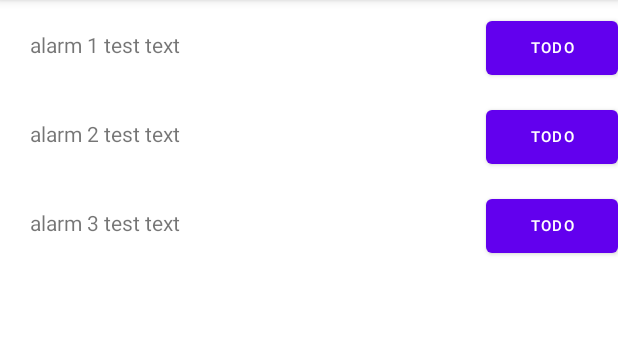
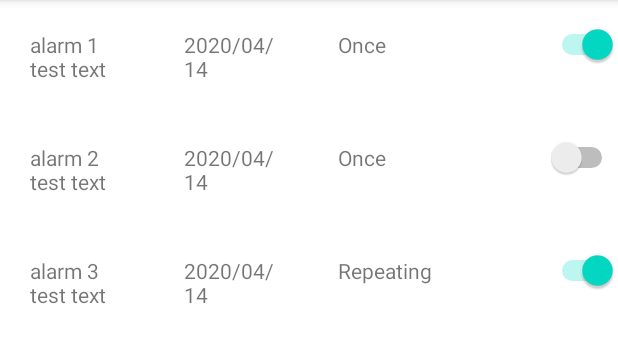
Before and after one commit to Margotaro/AnimalCareApp, an Android app: the fragment NotificationFragment shown on its own in the app's theme, on a phone screen of 412 x 824 dp, the part 84-447 px from its top. Run offline under Robolectric (Android 15) with nearby library versions, the phone set to English and light mode, and no system bars.

Commit message:
Checker created

```diff
--- a/app/src/main/AndroidManifest.xml
+++ b/app/src/main/AndroidManifest.xml
@@ -24,6 +24,7 @@
                 <category android:name="android.intent.category.LAUNCHER" />
             </intent-filter>
         </activity>
+        <!--<receiver android:name=".Alarm"/>TODO:make a receiver-->
     </application>
 
 </manifest>
--- a/app/src/main/java/com/example/petproject2/Alarm.kt
+++ b/app/src/main/java/com/example/petproject2/Alarm.kt
@@ -1,16 +1,22 @@
 package com.example.petproject2
 
+import android.content.BroadcastReceiver
+import android.content.Context
+import android.content.Intent
 import android.os.Parcelable
 import kotlinx.android.parcel.Parcelize
 import java.text.SimpleDateFormat
 import java.util.*
 
+
 @Parcelize
-class Alarm(var notification_msg: String, var call_time: Long, var pet_id: Int) : Parcelable {
+class Alarm(var notification_msg: String, var call_time_long: Long, var pet_id: Int, var isOn: Boolean, var repeatState: Boolean) : BroadcastReceiver(), Parcelable { //TODO: make it more than 2 options (for now only once 0 & everyday 1)
 
-    var date: Date = Date(call_time)//1586822400L * 1000L
-    var simpleDateFormat: SimpleDateFormat = SimpleDateFormat("yyyy/MM/dd")
-    var strDate: String = simpleDateFormat.format(date)//param 1
+    private var date: Date = Date(call_time_long)//1586822400L * 1000L
+    private var simpleDateFormat: SimpleDateFormat = SimpleDateFormat("yyyy/MM/dd")
+    var call_time_string: String = simpleDateFormat.format(date)//param 1
 
-
+    override fun onReceive(p0: Context?, p1: Intent?) {
+        TODO("Not yet implemented")
+    }
 }
--- a/app/src/main/java/com/example/petproject2/DatabaseDummy.kt
+++ b/app/src/main/java/com/example/petproject2/DatabaseDummy.kt
@@ -58,7 +58,10 @@ class DatabaseDummy: DataBase {
         )
         accounts.add(acc1)
         registerData.add(Triple<String, String, Account>("login", "password", accounts[0]))
-        notifications = mutableListOf(Alarm("alarm 1 test text", 1586822400L * 1000L, 1), Alarm("alarm 2 test text", 1586822400L * 1000L, 1), Alarm("alarm 3 test text", 1586822400L * 1000L, 1))
+        notifications = mutableListOf(
+                Alarm("alarm 1 test text", 1586822400L * 1000L, 1, true, true),
+                Alarm("alarm 2 test text", 1586822400L * 1000L, 1, false, true),
+                Alarm("alarm 3 test text", 1586822400L * 1000L, 1, true, false))
     }
     override fun register(
         login: String,
--- a/app/src/main/java/com/example/petproject2/NotificationFragment.kt
+++ b/app/src/main/java/com/example/petproject2/NotificationFragment.kt
@@ -5,6 +5,8 @@ import androidx.fragment.app.Fragment
 import android.view.LayoutInflater
 import android.view.View
 import android.view.ViewGroup
+import android.widget.CompoundButton
+import android.widget.Switch
 import androidx.recyclerview.widget.LinearLayoutManager
 import androidx.recyclerview.widget.RecyclerView
 import java.security.Timestamp
@@ -40,6 +42,7 @@ class NotificationFragment : Fragment() {
         val notificationAdapter = NotificationListAdapter(notifications)
         rvNotifications.adapter = notificationAdapter
         rvNotifications.layoutManager = LinearLayoutManager(context)
+
         return view
     }
 
--- a/app/src/main/java/com/example/petproject2/NotificationListAdapter.kt
+++ b/app/src/main/java/com/example/petproject2/NotificationListAdapter.kt
@@ -1,17 +1,12 @@
 package com.example.petproject2
 
-import android.content.Context
-import android.graphics.drawable.Drawable
-import android.provider.AlarmClock
 import android.view.LayoutInflater
 import android.view.View
 import android.view.ViewGroup
-import android.widget.ArrayAdapter
-import android.widget.Button
-import android.widget.ImageView
-import android.widget.TextView
+import android.widget.*
 import androidx.recyclerview.widget.RecyclerView
-import com.example.petproject2.database.PetEntity
+
+
 /*
 internal class AlarmListAdapter internal constructor(context: Context, private val resource: Int, private val itemList: List<String>) : ArrayAdapter<ImageListAdapter.ItemHolder>(context, resource) {
 
@@ -55,14 +50,16 @@ internal class AlarmListAdapter internal constructor(context: Context, private v
     }*/
 }
 */
-class NotificationListAdapter (private val mAlarm: List<Alarm>) : RecyclerView.Adapter<NotificationListAdapter.ViewHolder>() {
+class NotificationListAdapter(private val mAlarm: List<Alarm>) : RecyclerView.Adapter<NotificationListAdapter.ViewHolder>(){
     // Provide a direct reference to each of the views within a data item
     // Used to cache the views within the item layout for fast access
-    inner class ViewHolder(listItemView: View) : RecyclerView.ViewHolder(listItemView) {
+    inner class ViewHolder(listItemView: View) : RecyclerView.ViewHolder(listItemView)  {
         // Your holder should contain and initialize a member variable
         // for any view that will be set as you render a row
-        val nameTextView = itemView.findViewById<TextView>(R.id.alarm_context_name)
-        val messageButton = itemView.findViewById<Button>(R.id.turn_on_off_name)
+        val alarmNameTextView = itemView.findViewById<TextView>(R.id.alarm_context_name)
+        var alarmSwitch = itemView.findViewById<Switch>(R.id.alarm_on_off)
+        val alarmTimeTextView = itemView.findViewById<TextView>(R.id.alarm_time)
+        val alarmRepeat = itemView.findViewById<TextView>(R.id.alarm_repeat)//TODO: check types later
     }
 
     // ... constructor and member variables
@@ -80,12 +77,18 @@ class NotificationListAdapter (private val mAlarm: List<Alarm>) : RecyclerView.A
         // Get the data model based on position
         val alarm: Alarm = mAlarm.get(position)
         // Set item views based on your views and data model
-        val textView = viewHolder.nameTextView
-        textView.setText(alarm.notification_msg)
-        val button = viewHolder.messageButton
-        button.text = "TODO"
+        val descriptionTextView = viewHolder.alarmNameTextView
+        val switch = viewHolder.alarmSwitch
+        val time = viewHolder.alarmTimeTextView
+        val repeatDescriptionTextView = viewHolder.alarmRepeat
+        descriptionTextView.setText(alarm.notification_msg)
+        switch.setChecked(alarm.isOn)
+        time.setText(alarm.call_time_string)
+        repeatDescriptionTextView.setText(if (alarm.repeatState == true) "Once" else "Repeating")
+        switch.setOnCheckedChangeListener { buttonView, isChecked ->
+            mAlarm.elementAt(position).isOn = isChecked
+        }
     }
-
     override fun getItemCount(): Int {
         return mAlarm.size
     }
--- a/app/src/main/res/layout/item_alarm.xml
+++ b/app/src/main/res/layout/item_alarm.xml
@@ -5,19 +5,32 @@
 
     <TextView
         android:id="@+id/alarm_context_name"
-        android:text="Hemlo"
+        android:text="Wake up"
         android:padding="20dp"
         android:layout_width="0dp"
         android:layout_height="wrap_content"
         android:layout_weight="1"
         />
-
-    <Button
-        android:id="@+id/turn_on_off_name"
-        android:layout_width="wrap_content"
+    <TextView
+        android:id="@+id/alarm_time"
+        android:text="15:43 26.03.2021"
+        android:padding="20dp"
+        android:layout_width="0dp"
         android:layout_height="wrap_content"
-        android:paddingLeft="16dp"
-        android:paddingRight="16dp"
-        android:textSize="10sp"
+        android:layout_weight="1"
         />
+    <TextView
+        android:id="@+id/alarm_repeat"
+        android:text="Once"
+        android:padding="20dp"
+        android:layout_width="0dp"
+        android:layout_height="wrap_content"
+        android:layout_weight="1"
+        />
+    <Switch
+        android:id="@+id/alarm_on_off"
+        android:layout_width="0dp"
+        android:layout_height="wrap_content"
+        android:layout_weight="1"
+        android:text="" />
 </LinearLayout>
--- a/app/src/main/res/layout/owner_page_pet_icon.xml
+++ b/app/src/main/res/layout/owner_page_pet_icon.xml
@@ -4,7 +4,8 @@
     xmlns:app="http://schemas.android.com/apk/res-auto"
     xmlns:tools="http://schemas.android.com/tools"
     android:layout_width="match_parent"
-    android:layout_height="match_parent">
+    android:layout_height="match_parent"
+    android:layout_gravity="bottom">
 
     <ImageView
         android:id="@+id/icon"
```
